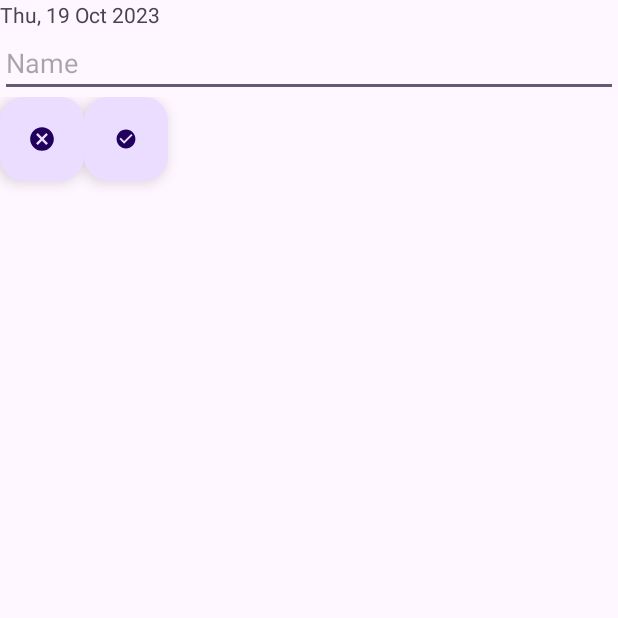
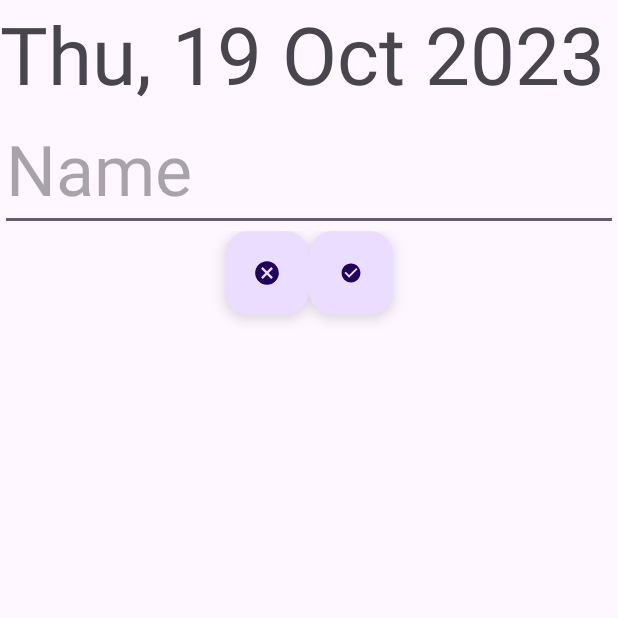
Before and after one commit to Poutchy/info507, an Android app: the ViewMemories screen opened directly, with no data from a screen before it, after a tap on "ADD", on a phone screen of 412 x 824 dp, the top half of it. Run offline under Robolectric (Android 15) with nearby library versions, the phone set to English and light mode, and no system bars.

Commit message:
Last TP.

```diff
--- a/app/src/main/java/td/info507/myapplication/activity/AddMenu.kt
+++ b/app/src/main/java/td/info507/myapplication/activity/AddMenu.kt
@@ -1,5 +1,6 @@
 package td.info507.myapplication.activity
 
+import android.app.Activity
 import android.icu.text.SimpleDateFormat
 import android.icu.util.Calendar
 import android.os.Bundle
@@ -18,15 +19,15 @@ class AddMenu : AppCompatActivity() {
         super.onCreate(savedInstanceState)
         setContentView(R.layout.activity_add_menu)
 
-        var date: TextView = findViewById(R.id.creation_date)
+        val date: TextView = findViewById(R.id.creation_date)
         val dateF = SimpleDateFormat("EEE, d MMM yyyy", Locale.getDefault())
 
         date.text = dateF.format(Calendar.getInstance().time)
 
-        var name: EditText = findViewById(R.id.creation_name)
+        val name: EditText = findViewById(R.id.creation_name)
 
-        var cancel: FloatingActionButton = findViewById(R.id.creation_cancel_button)
-        var accept: FloatingActionButton = findViewById(R.id.creation_accept_button)
+        val cancel: FloatingActionButton = findViewById(R.id.creation_cancel_button)
+        val accept: FloatingActionButton = findViewById(R.id.creation_accept_button)
 
         accept.setOnClickListener {
             create_memory(date.text.toString(), name.text.toString())
@@ -46,6 +47,7 @@ class AddMenu : AppCompatActivity() {
         }
 
         MemoryStorage.get(applicationContext).insert(Memory(newId, n, d))
+        setResult(Activity.RESULT_OK)
         finish()
     }
 }
--- a/app/src/main/java/td/info507/myapplication/activity/MainActivity.kt
+++ b/app/src/main/java/td/info507/myapplication/activity/MainActivity.kt
@@ -5,7 +5,6 @@ import androidx.appcompat.app.AppCompatActivity
 import android.os.Bundle
 import android.widget.Button
 import td.info507.myapplication.R
-import td.info507.myapplication.activity.MainMenu
 
 class MainActivity : AppCompatActivity() {
     override fun onCreate(savedInstanceState: Bundle?) {
@@ -19,7 +18,7 @@ class MainActivity : AppCompatActivity() {
 
         val button = findViewById<Button>(R.id.button)
         button.setOnClickListener{
-            goToMAinMenu();
+            goToMAinMenu()
         }
     }
 }
--- a/app/src/main/java/td/info507/myapplication/activity/MainMenu.kt
+++ b/app/src/main/java/td/info507/myapplication/activity/MainMenu.kt
@@ -11,9 +11,9 @@ class MainMenu : AppCompatActivity() {
         super.onCreate(savedInstanceState)
         setContentView(R.layout.activity_main_menu)
 
-        var look: Button = findViewById(R.id.main_menu_look)
-        var get: Button = findViewById(R.id.main_menu_get)
-        var add: Button = findViewById(R.id.main_menu_add)
+        val look: Button = findViewById(R.id.main_menu_look)
+        val get: Button = findViewById(R.id.main_menu_get)
+        val add: Button = findViewById(R.id.main_menu_add)
 
         look.setOnClickListener{
             val intent = Intent(applicationContext, ViewMemories::class.java)
--- a/app/src/main/java/td/info507/myapplication/activity/ViewMemories.kt
+++ b/app/src/main/java/td/info507/myapplication/activity/ViewMemories.kt
@@ -1,30 +1,31 @@
 package td.info507.myapplication.activity
 
+import android.app.Activity
 import android.content.Intent
 import androidx.appcompat.app.AppCompatActivity
 import android.os.Bundle
 import android.util.Log
 import android.view.View
 import android.widget.Button
+import androidx.activity.result.ActivityResult
+import androidx.activity.result.contract.ActivityResultContracts
 import androidx.recyclerview.widget.LinearLayoutManager
 import androidx.recyclerview.widget.RecyclerView
+import androidx.swiperefreshlayout.widget.SwipeRefreshLayout
 import td.info507.myapplication.R
 import td.info507.myapplication.adapter.MemoryAdapter
 import td.info507.myapplication.storage.MemoryStorage
 
 class ViewMemories : AppCompatActivity() {
     private lateinit var list: RecyclerView
+    private lateinit var adapter: MemoryAdapter
     companion object {
         const val MEMORY_ID = "MEMORY_ID"
     }
-    override fun onCreate(savedInstanceState: Bundle?) {
+
+    private fun initAdapter() {
         val mem = MemoryStorage.get(applicationContext).findAll()
-        Log.d("totqnksd", mem.size.toString())
-        super.onCreate(savedInstanceState)
-        setContentView(R.layout.activity_view_memories)
-
-        list = findViewById(R.id.memory_list)
-        list.adapter = object : MemoryAdapter(applicationContext, mem) {
+        adapter = object : MemoryAdapter(mem) {
             override fun onItemClick(view: View) {
                 val intent = Intent(applicationContext, ViewMemory::class.java).apply {
                     putExtra(MEMORY_ID, view.tag as Int)
@@ -36,15 +37,32 @@ class ViewMemories : AppCompatActivity() {
                 TODO("Not yet implemented")
             }
         }
+        list.adapter = adapter
+    }
+    override fun onCreate(savedInstanceState: Bundle?) {
+        super.onCreate(savedInstanceState)
+        setContentView(R.layout.activity_view_memories)
+
+        list = findViewById(R.id.memory_list)
+        initAdapter()
+
         list.layoutManager = LinearLayoutManager(this)
-        list.adapter?.notifyDataSetChanged()
 
-        var quit: Button = findViewById(R.id.memory_list_quit)
-        var add: Button = findViewById(R.id.memory_list_add)
+        val add: Button = findViewById(R.id.memory_list_add)
 
         add.setOnClickListener {
-            val intent = Intent(applicationContext, AddMenu::class.java)
-            startActivity(intent)
+            intent = Intent(applicationContext, AddMenu::class.java)
+            setResult(Activity.RESULT_OK, intent)
+            startForResult.launch(intent)
+        }
+    }
+
+    private val startForResult = registerForActivityResult(
+        ActivityResultContracts.StartActivityForResult()
+    ) { result: ActivityResult ->
+        if (result.resultCode == Activity.RESULT_OK) {
+            initAdapter()
+            list.adapter!!.notifyItemInserted(adapter.itemCount)
         }
     }
 }
--- a/app/src/main/java/td/info507/myapplication/adapter/MemoryAdapter.kt
+++ b/app/src/main/java/td/info507/myapplication/adapter/MemoryAdapter.kt
@@ -11,7 +11,7 @@ import android.widget.TextView
 import androidx.recyclerview.widget.RecyclerView
 import td.info507.myapplication.model.Memory
 
-abstract class MemoryAdapter(private val context: Context, private val memories: List<Memory>) : RecyclerView.Adapter<MemoryAdapter.MemoryHolder>() {
+abstract class MemoryAdapter(var memories: List<Memory>) : RecyclerView.Adapter<MemoryAdapter.MemoryHolder>() {
 
     class MemoryHolder(itemView: View) : RecyclerView.ViewHolder(itemView) {
         val name: TextView = itemView.findViewById(R.id.memory_name_list)
--- a/app/src/main/java/td/info507/myapplication/adapter/MessageAdapter.kt
+++ b/app/src/main/java/td/info507/myapplication/adapter/MessageAdapter.kt
@@ -1,9 +1,7 @@
 package td.info507.myapplication.adapter
 
-import android.content.Context
 import android.graphics.BitmapFactory
 import android.util.Base64
-import android.util.Log
 import android.view.LayoutInflater
 import android.view.View
 import android.view.ViewGroup
@@ -12,11 +10,9 @@ import android.widget.TextView
 import androidx.recyclerview.widget.RecyclerView
 import td.info507.myapplication.R
 import td.info507.myapplication.model.Message
-import td.info507.myapplication.storage.MessageStorage
 
 abstract class MessageAdapter(
     var messages: ArrayList<Message>,
-    private val context: Context
 ): RecyclerView.Adapter<MessageAdapter.MessageHolder>() {
     class MessageHolder (itemView: View) : RecyclerView.ViewHolder(itemView){
         val content: TextView = itemView.findViewById(R.id.message_content)
@@ -39,7 +35,6 @@ abstract class MessageAdapter(
         holder.itemView.tag = message.id
         when (message.type) {
             "image" -> {
-                Log.d("TEST", message.content)
                 val bytes = Base64.decode(message.content, 0)
                 val bitmap = BitmapFactory.decodeByteArray(bytes, 0, bytes.size)
                 holder.image.setImageBitmap(bitmap)
@@ -52,7 +47,6 @@ abstract class MessageAdapter(
     }
 
     override fun getItemCount(): Int {
-        Log.d("TOT MESS ADAPT", messages.size.toString())
         return messages.size
     }
 }
--- a/app/src/main/res/layout/activity_add_menu.xml
+++ b/app/src/main/res/layout/activity_add_menu.xml
@@ -4,35 +4,35 @@
     xmlns:tools="http://schemas.android.com/tools"
     android:layout_width="match_parent"
     android:layout_height="match_parent"
-    tools:context=".activity.AddMenu">
+    tools:context=".activity.AddMenu"
+    android:layout_gravity="center_vertical">
 
     <LinearLayout
         android:layout_width="match_parent"
         android:layout_height="match_parent"
-        android:orientation="vertical" >
-
-        <LinearLayout
-            android:layout_width="match_parent"
-            android:layout_height="match_parent"
-            android:orientation="vertical" >
+        android:orientation="vertical">
 
         <TextView
             android:id="@+id/creation_date"
             android:layout_width="wrap_content"
-                android:layout_height="wrap_content" />
+            android:layout_height="wrap_content"
+            android:textSize="80px" />
 
         <EditText
             android:id="@+id/creation_name"
             android:layout_width="match_parent"
             android:layout_height="wrap_content"
             android:ems="10"
+            android:hint="@string/name"
             android:inputType="text"
-                android:hint="@string/name" />
+            android:textSize="70px" />
 
         <LinearLayout
             android:layout_width="match_parent"
             android:layout_height="match_parent"
-                android:orientation="horizontal">
+            android:orientation="horizontal"
+            android:gravity="center_horizontal"
+            android:layout_gravity="center_horizontal">
 
             <com.google.android.material.floatingactionbutton.FloatingActionButton
                 android:id="@+id/creation_cancel_button"
@@ -52,6 +52,5 @@
         </LinearLayout>
 
     </LinearLayout>
-    </LinearLayout>
 
 </androidx.constraintlayout.widget.ConstraintLayout>
```
Also changed, not shown: app/src/main/java/td/info507/myapplication/activity/ViewMemory.kt (+2 -6 lines), app/src/main/res/layout/activity_view_memories.xml (+13 -24 lines). Lines whose indentation alone changed are shown as unchanged.
